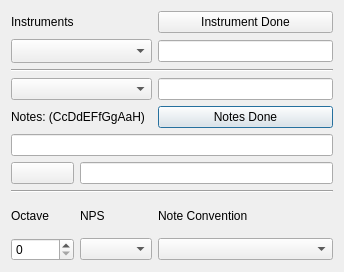
First picture: the form in OceanGUI/File_Dialog.ui, repository uglasmeyer/ocean, before the edit.
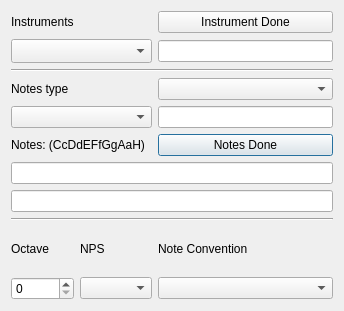
Second picture: the form after the edit.

```diff
--- a/OceanGUI/File_Dialog.ui
+++ b/OceanGUI/File_Dialog.ui
@@ -7,7 +7,7 @@
     <x>0</x>
     <y>0</y>
     <width>344</width>
-    <height>272</height>
+    <height>311</height>
    </rect>
   </property>
   <property name="sizePolicy">
@@ -462,6 +462,32 @@
    <string>File Director</string>
   </property>
   <layout class="QGridLayout" name="gridLayout">
+   <item row="10" column="2">
+    <widget class="QComboBox" name="cb_convention"/>
+   </item>
+   <item row="9" column="1">
+    <widget class="QLabel" name="label_3">
+     <property name="text">
+      <string>NPS</string>
+     </property>
+    </widget>
+   </item>
+   <item row="10" column="0">
+    <widget class="QSpinBox" name="sB_Octave">
+     <property name="minimum">
+      <number>0</number>
+     </property>
+     <property name="maximum">
+      <number>5</number>
+     </property>
+    </widget>
+   </item>
+   <item row="4" column="2">
+    <widget class="QLineEdit" name="lE_NotesFile"/>
+   </item>
+   <item row="10" column="1">
+    <widget class="QComboBox" name="cb_nps"/>
+   </item>
    <item row="0" column="0">
     <widget class="QLabel" name="label">
      <property name="text">
@@ -479,34 +505,14 @@
      </property>
     </widget>
    </item>
-   <item row="1" column="0" colspan="2">
-    <widget class="QComboBox" name="cb_instrumentfiles">
-     <property name="maxVisibleItems">
-      <number>20</number>
-     </property>
-     <property name="maxCount">
-      <number>30</number>
-     </property>
-     <property name="sizeAdjustPolicy">
-      <enum>QComboBox::AdjustToMinimumContentsLengthWithIcon</enum>
-     </property>
-    </widget>
-   </item>
-   <item row="1" column="2">
-    <widget class="QLineEdit" name="lE_Instrument">
-     <property name="clearButtonEnabled">
-      <bool>true</bool>
-     </property>
-    </widget>
-   </item>
-   <item row="2" column="0" colspan="3">
-    <widget class="Line" name="line">
+   <item row="8" column="0" colspan="3">
+    <widget class="Line" name="line_2">
      <property name="orientation">
       <enum>Qt::Horizontal</enum>
      </property>
     </widget>
    </item>
-   <item row="3" column="0" colspan="2">
+   <item row="4" column="0" colspan="2">
     <widget class="QComboBox" name="cb_notefilenames">
      <property name="sizePolicy">
       <sizepolicy hsizetype="Expanding" vsizetype="Fixed">
@@ -522,82 +528,76 @@
      </property>
     </widget>
    </item>
-   <item row="3" column="2">
-    <widget class="QLineEdit" name="lE_NotesFile"/>
+   <item row="6" column="0" colspan="3">
+    <widget class="QLineEdit" name="lE_Notes"/>
    </item>
-   <item row="4" column="0" colspan="2">
+   <item row="1" column="2">
+    <widget class="QLineEdit" name="lE_Instrument">
+     <property name="clearButtonEnabled">
+      <bool>true</bool>
+     </property>
+    </widget>
+   </item>
+   <item row="2" column="0" colspan="3">
+    <widget class="Line" name="line">
+     <property name="orientation">
+      <enum>Qt::Horizontal</enum>
+     </property>
+    </widget>
+   </item>
+   <item row="5" column="0" colspan="2">
     <widget class="QLabel" name="lbl_selected_notes">
      <property name="text">
       <string>Notes: (CcDdEFfGgAaH)</string>
      </property>
     </widget>
    </item>
-   <item row="4" column="2">
-    <widget class="QPushButton" name="pbNotesDone">
-     <property name="text">
-      <string>Notes Done</string>
-     </property>
-    </widget>
-   </item>
-   <item row="5" column="0" colspan="3">
-    <widget class="QLineEdit" name="lE_Notes"/>
-   </item>
-   <item row="6" column="0">
-    <widget class="QPushButton" name="pbPlayNotes">
-     <property name="text">
-      <string/>
-     </property>
-     <property name="autoDefault">
-      <bool>false</bool>
-     </property>
-    </widget>
-   </item>
-   <item row="6" column="1" colspan="2">
-    <widget class="QLineEdit" name="lE_Rythm"/>
-   </item>
-   <item row="7" column="0" colspan="3">
-    <widget class="Line" name="line_2">
-     <property name="orientation">
-      <enum>Qt::Horizontal</enum>
-     </property>
-    </widget>
-   </item>
-   <item row="8" column="0">
+   <item row="9" column="0">
     <widget class="QLabel" name="label_2">
      <property name="text">
       <string>Octave</string>
      </property>
     </widget>
    </item>
-   <item row="8" column="1">
-    <widget class="QLabel" name="label_3">
+   <item row="5" column="2">
+    <widget class="QPushButton" name="pbNotesDone">
      <property name="text">
-      <string>NPS</string>
+      <string>Notes Done</string>
      </property>
     </widget>
    </item>
-   <item row="8" column="2">
+   <item row="9" column="2">
     <widget class="QLabel" name="label_4">
      <property name="text">
       <string>Note Convention</string>
      </property>
     </widget>
    </item>
-   <item row="9" column="0">
-    <widget class="QSpinBox" name="sB_Octave">
-     <property name="minimum">
-      <number>0</number>
+   <item row="1" column="0" colspan="2">
+    <widget class="QComboBox" name="cb_instrumentfiles">
+     <property name="maxVisibleItems">
+      <number>20</number>
      </property>
-     <property name="maximum">
-      <number>5</number>
+     <property name="maxCount">
+      <number>30</number>
      </property>
+     <property name="sizeAdjustPolicy">
+      <enum>QComboBox::AdjustToMinimumContentsLengthWithIcon</enum>
+     </property>
     </widget>
    </item>
-   <item row="9" column="1">
-    <widget class="QComboBox" name="cb_nps"/>
+   <item row="3" column="2">
+    <widget class="QComboBox" name="cb_Notestype"/>
    </item>
-   <item row="9" column="2">
-    <widget class="QComboBox" name="cb_convention"/>
+   <item row="3" column="0">
+    <widget class="QLabel" name="label_5">
+     <property name="text">
+      <string>Notes type</string>
+     </property>
+    </widget>
+   </item>
+   <item row="7" column="0" colspan="3">
+    <widget class="QLineEdit" name="lE_Rythm"/>
    </item>
   </layout>
  </widget>
```
